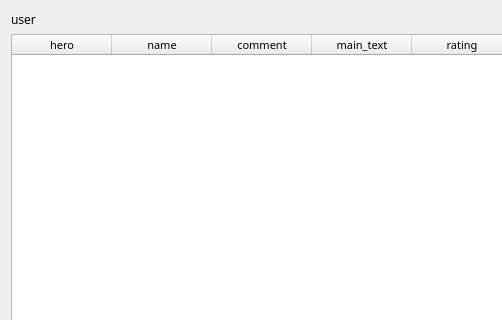
This is ui/guide.ui in VPirog/DotaDatabase as Qt 5 draws it before an edit; both pictures show x 0 to 502 and y 0 to 320 of the 845 by 474 pixel window. The edited form follows.
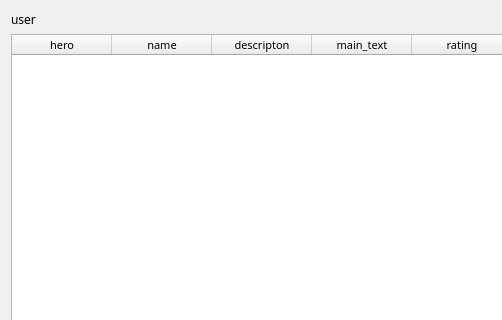
This is the edited form.

```diff
--- a/ui/guide.ui
+++ b/ui/guide.ui
@@ -79,7 +79,7 @@
      </column>
      <column>
       <property name="text">
-       <string>comment</string>
+       <string>descripton</string>
       </property>
      </column>
      <column>
```
Left out of the diff: 6 changed lines with no effect on the pictures.
